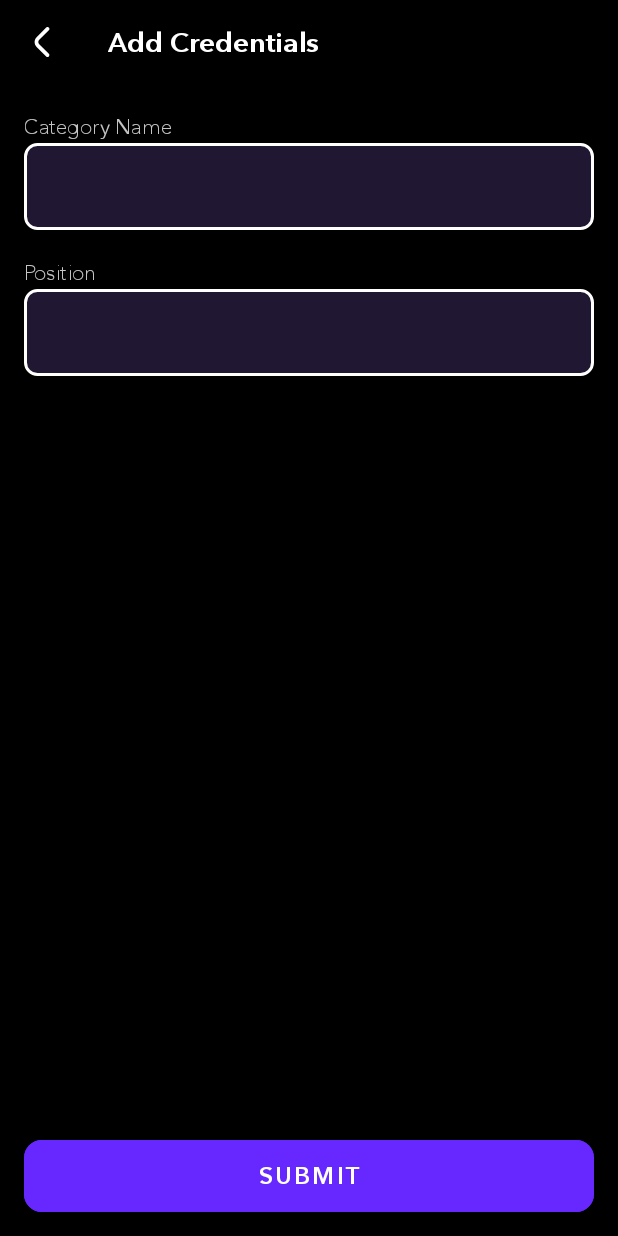
After one commit to hvyas3662/Passlocker, an Android app: the AddCredentialsActivity screen opened directly, with no data from a screen before it, on a phone screen of 412 x 824 dp. The commit adds this screen. Run offline under Robolectric (Android 15) with nearby library versions, the phone set to English and light mode, and no system bars; our stand-ins replace Dagger/Hilt's generated code, Timber.

Commit message:
AddCategoryActivity and AddCredentialsActivity added

```diff
--- a/app/build.gradle
+++ b/app/build.gradle
@@ -50,6 +50,8 @@ dependencies {
 
     //hilt
     implementation "com.google.dagger:hilt-android:2.41"
+    implementation 'androidx.navigation:navigation-fragment-ktx:2.3.5'
+    implementation 'androidx.navigation:navigation-ui-ktx:2.3.5'
     kapt "com.google.dagger:hilt-compiler:2.41"
     kapt "androidx.hilt:hilt-compiler:1.0.0"
 
--- a/app/src/main/java/com/elevationsoft/passlocker/PasslockerApp.kt
+++ b/app/src/main/java/com/elevationsoft/passlocker/PasslockerApp.kt
@@ -109,7 +109,7 @@ class PasslockerApp : Application() {
     companion object {
         //( 1 sec * 60) = ms in 1 mint
         //ms in 1 mint * 5  = ms in 5 mints
-        const val SESSION_TTL = ((1000L * 60) * 5)
+        const val SESSION_TTL = ((1000L * 60) * 3)
         const val SESSION_RECHECK_TIME = (1000L * 30)
         const val LOGIN_CHECK_TAG = "LOGIN_CHECK"
     }
--- /dev/null
+++ b/app/src/main/java/com/elevationsoft/passlocker/presentation/add_credentials/AddCredentialsActivity.kt
@@ -0,0 +1,27 @@
+package com.elevationsoft.passlocker.presentation.add_credentials
+
+import android.os.Bundle
+import androidx.appcompat.app.AppCompatActivity
+import com.elevationsoft.passlocker.R
+import com.elevationsoft.passlocker.databinding.ActivityAddCredentialsBinding
+
+class AddCredentialsActivity : AppCompatActivity() {
+    private lateinit var binding: ActivityAddCredentialsBinding
+
+    override fun onCreate(savedInstanceState: Bundle?) {
+        super.onCreate(savedInstanceState)
+        binding = ActivityAddCredentialsBinding.inflate(layoutInflater)
+        setContentView(binding.root)
+
+        initToolBar()
+
+    }
+
+    private fun initToolBar() {
+        binding.toolbar.setNavigationIcon(R.drawable.ic_back)
+        binding.toolbar.setNavigationOnClickListener {
+            onBackPressed()
+        }
+        setSupportActionBar(binding.toolbar)
+    }
+}
--- /dev/null
+++ b/app/src/main/res/drawable/ic_back.xml
@@ -0,0 +1,9 @@
+<vector xmlns:android="http://schemas.android.com/apk/res/android"
+    android:width="20dp"
+    android:height="20dp"
+    android:viewportWidth="24"
+    android:viewportHeight="24">
+  <path
+      android:fillColor="#ffffff"
+      android:pathData="M17.921,1.505C17.921,1.903 17.762,2.284 17.481,2.565L9.809,10.237C9.577,10.469 9.393,10.745 9.267,11.048C9.141,11.351 9.076,11.677 9.076,12.005C9.076,12.333 9.141,12.658 9.267,12.962C9.393,13.265 9.577,13.541 9.809,13.773L17.471,21.435C17.744,21.718 17.895,22.097 17.892,22.49C17.889,22.883 17.731,23.26 17.453,23.538C17.175,23.816 16.798,23.974 16.405,23.977C16.012,23.98 15.633,23.829 15.35,23.556L7.688,15.9C6.658,14.868 6.079,13.469 6.079,12.01C6.079,10.552 6.658,9.153 7.688,8.121L15.36,0.444C15.57,0.234 15.837,0.091 16.128,0.033C16.419,-0.025 16.721,0.005 16.995,0.119C17.269,0.232 17.504,0.425 17.668,0.671C17.833,0.918 17.921,1.208 17.921,1.505Z" />
+</vector>
--- /dev/null
+++ b/app/src/main/res/layout/activity_add_credentials.xml
@@ -0,0 +1,108 @@
+<?xml version="1.0" encoding="utf-8"?>
+<androidx.constraintlayout.widget.ConstraintLayout xmlns:android="http://schemas.android.com/apk/res/android"
+    xmlns:app="http://schemas.android.com/apk/res-auto"
+    xmlns:tools="http://schemas.android.com/tools"
+    android:layout_width="match_parent"
+    android:layout_height="match_parent"
+    tools:context=".presentation.add_category.AddCategoryActivity">
+
+    <androidx.appcompat.widget.Toolbar
+        android:id="@+id/toolbar"
+        android:layout_width="match_parent"
+        android:layout_height="wrap_content"
+        app:layout_constraintEnd_toEndOf="parent"
+        app:layout_constraintStart_toStartOf="parent"
+        app:layout_constraintTop_toTopOf="parent">
+
+        <TextView
+            android:id="@+id/tv_title"
+            android:layout_width="match_parent"
+            android:layout_height="wrap_content"
+            android:fontFamily="@font/avenir_next_demi_bold"
+            android:text="@string/text_add_credentials"
+            android:textColor="@color/textPrimary"
+            android:textSize="@dimen/text_big" />
+
+    </androidx.appcompat.widget.Toolbar>
+
+    <androidx.core.widget.NestedScrollView
+        android:layout_width="match_parent"
+        android:layout_height="@dimen/zero"
+        android:clipToPadding="false"
+        android:padding="@dimen/padding_16"
+        app:layout_constraintBottom_toTopOf="@id/ll_bottom_button"
+        app:layout_constraintEnd_toEndOf="parent"
+        app:layout_constraintStart_toStartOf="parent"
+        app:layout_constraintTop_toBottomOf="@id/toolbar">
+
+        <LinearLayout
+            android:id="@+id/ll_form_holder"
+            android:layout_width="match_parent"
+            android:layout_height="wrap_content"
+            android:orientation="vertical">
+
+
+            <TextView
+                android:id="@+id/tv_label_category"
+                android:layout_width="match_parent"
+                android:layout_height="wrap_content"
+                android:text="@string/text_category_name"
+                android:textColor="@color/textSecondary"
+                android:textSize="@dimen/text_small" />
+
+            <EditText
+                android:id="@+id/et_cat_name"
+                android:layout_width="match_parent"
+                android:layout_height="wrap_content"
+                android:importantForAutofill="no"
+                android:inputType="textCapWords"
+                android:padding="@dimen/padding_16"
+                android:textColor="@color/textPrimary"
+                android:textSize="@dimen/text_normal"
+                tools:ignore="LabelFor" />
+
+
+            <TextView
+                android:id="@+id/tv_label_position"
+                android:layout_width="match_parent"
+                android:layout_height="wrap_content"
+                android:layout_marginTop="@dimen/margin_16"
+                android:text="@string/text_position"
+                android:textColor="@color/textSecondary"
+                android:textSize="@dimen/text_small" />
+
+            <EditText
+                android:id="@+id/et_position"
+                android:layout_width="match_parent"
+                android:layout_height="wrap_content"
+                android:importantForAutofill="no"
+                android:inputType="number"
+                android:padding="@dimen/padding_16"
+                android:textColor="@color/textPrimary"
+                android:textSize="@dimen/text_normal"
+                tools:ignore="LabelFor" />
+
+        </LinearLayout>
+
+    </androidx.core.widget.NestedScrollView>
+
+    <LinearLayout
+        android:id="@+id/ll_bottom_button"
+        android:layout_width="match_parent"
+        android:layout_height="wrap_content"
+        android:background="@color/colorPrimary"
+        android:orientation="vertical"
+        android:padding="@dimen/padding_16"
+        app:layout_constraintBottom_toBottomOf="parent"
+        app:layout_constraintEnd_toEndOf="parent"
+        app:layout_constraintStart_toStartOf="parent">
+
+        <Button
+            android:id="@+id/btn_submit"
+            style="@style/Passlocker.Primary.Button"
+            android:layout_width="match_parent"
+            android:layout_height="wrap_content"
+            android:text="@string/text_submit" />
+    </LinearLayout>
+
+</androidx.constraintlayout.widget.ConstraintLayout>
--- /dev/null
+++ b/app/src/main/res/values-land/dimens.xml
@@ -0,0 +1,3 @@
+<resources>
+    <dimen name="fab_margin">48dp</dimen>
+</resources>
--- /dev/null
+++ b/app/src/main/res/values-w1240dp/dimens.xml
@@ -0,0 +1,3 @@
+<resources>
+    <dimen name="fab_margin">200dp</dimen>
+</resources>
--- /dev/null
+++ b/app/src/main/res/values-w600dp/dimens.xml
@@ -0,0 +1,3 @@
+<resources>
+    <dimen name="fab_margin">48dp</dimen>
+</resources>
--- a/app/src/main/res/values/strings.xml
+++ b/app/src/main/res/values/strings.xml
@@ -4,6 +4,10 @@
     <!-- demo -->
     <string name="text_demo_name">Harshal vyas</string>
     <string name="text_demo_welcome">Welcome Harshal Vyas</string>
+
+
+    <!--Common -->
+    <string name="text_submit">Submit</string>
 
     <!-- home screen -->
     <string name="text_welcome">Welcome!</string>
@@ -20,4 +24,14 @@
     <string name="text_verify_identity">Verify Your Identity</string>
     <string name="text_exit_app">Exit App</string>
     <string name="error_no_finger_print">Please add a fingerprint in settings</string>
+
+    <!--Add Category-->
+    <string name="text_add_category">Add Category</string>
+    <string name="text_category_name">Category Name</string>
+    <string name="text_position">Position</string>
+
+    <!--Add credentials-->
+    <string name="text_add_credentials">Add Credentials</string>
+
+
 </resources>
--- a/app/src/main/res/values/styles.xml
+++ b/app/src/main/res/values/styles.xml
@@ -26,21 +26,23 @@
 
     <!-- Base primary Buttons -->
     <style name="Passlocker.Primary.Button" parent="Widget.MaterialComponents.Button">
-        <item name="android:textSize">14sp</item>
+        <item name="android:backgroundTint">@color/colorAccent</item>
+        <item name="android:textSize">@dimen/text_normal</item>
         <item name="android:insetTop">0dp</item>
         <item name="android:insetBottom">0dp</item>
-        <item name="android:textStyle">bold</item>
+        <item name="fontFamily">@font/avenir_next_demi_bold</item>
+        <item name="cornerRadius">12dp</item>
     </style>
 
     <style name="Passlocker.Primary.Button.Icon" parent="Widget.MaterialComponents.Button.Icon">
-        <item name="android:textSize">14sp</item>
+        <item name="android:textSize">@dimen/text_normal</item>
         <item name="android:insetTop">0dp</item>
         <item name="android:insetBottom">0dp</item>
         <item name="iconGravity">end</item>
     </style>
 
     <style name="Passlocker.Primary.Button.border" parent="Widget.MaterialComponents.Button.OutlinedButton">
-        <item name="android:textSize">14sp</item>
+        <item name="android:textSize">@dimen/text_normal</item>
         <item name="android:insetTop">0dp</item>
         <item name="android:insetBottom">0dp</item>
         <item name="strokeColor">@color/colorAccent</item>
```
Also changed, not shown: app/src/main/AndroidManifest.xml (+11 -0 lines), app/src/main/java/com/elevationsoft/passlocker/presentation/add_category/AddCategoryActivity.kt (added, +26 -0 lines), app/src/main/res/layout/activity_add_category.xml (added, +108 -0 lines), app/src/main/res/layout/content_add_credentials.xml (added, +19 -0 lines), app/src/main/res/layout/fragment_first.xml (added, +28 -0 lines), app/src/main/res/layout/fragment_second.xml (added, +27 -0 lines), app/src/main/res/navigation/nav_graph.xml (added, +28 -0 lines).
